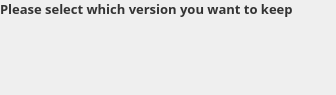
This is src/MEGASync/stalled_issues/gui/stalled_issues_cases/macx/LocalAndRemoteDifferentWidget.ui in meganz/MEGAsync as Qt 5 draws it before an edit. The edited form follows.
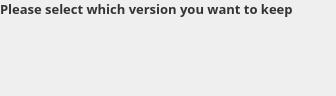
This is the edited form. Custom widgets are drawn as their Qt base class.

```diff
--- a/src/MEGASync/stalled_issues/gui/stalled_issues_cases/macx/LocalAndRemoteDifferentWidget.ui
+++ b/src/MEGASync/stalled_issues/gui/stalled_issues_cases/macx/LocalAndRemoteDifferentWidget.ui
@@ -7,7 +7,7 @@
     <x>0</x>
     <y>0</y>
     <width>336</width>
-    <height>95</height>
+    <height>96</height>
    </rect>
   </property>
   <property name="windowTitle">
@@ -78,7 +78,7 @@
     <widget class="QWidget" name="chooseContainer" native="true">
      <layout class="QVBoxLayout" name="chooseLayout">
       <property name="spacing">
-       <number>28</number>
+       <number>12</number>
       </property>
       <property name="leftMargin">
        <number>1</number>
@@ -116,6 +116,12 @@
    <header>StalledIssueChooseWidget.h</header>
    <container>1</container>
   </customwidget>
+  <customwidget>
+   <class>GenericChooseWidget</class>
+   <extends>QWidget</extends>
+   <header>StalledIssueChooseWidget.h</header>
+   <container>1</container>
+  </customwidget>
  </customwidgets>
  <resources/>
  <connections/>
```
Left out of the diff: 6 changed lines with no effect on the pictures.
